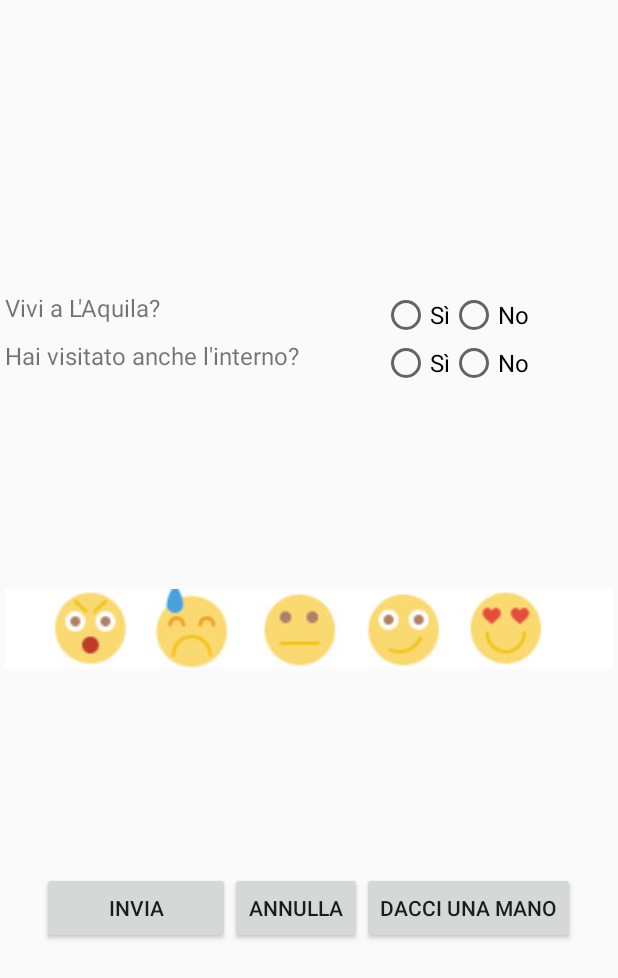
After one commit to lou1306/Hackaton, an Android app: the layout question.xml on its own in the app's theme, with its tools: preview values and no code run, on a phone screen of 412 x 824 dp. The commit adds this screen. Shown: the top 978 px of the screen. Run offline under Robolectric (Android 15) with nearby library versions, the phone set to English and light mode, and no system bars.

Commit message:
New Layout

```diff
--- a/app/src/main/res/layout/activity_main.xml
+++ b/app/src/main/res/layout/activity_main.xml
@@ -1,27 +1,45 @@
 <?xml version="1.0" encoding="utf-8"?>
-<android.support.design.widget.CoordinatorLayout
+<android.support.v4.widget.DrawerLayout
     xmlns:android="http://schemas.android.com/apk/res/android"
     xmlns:app="http://schemas.android.com/apk/res-auto"
     xmlns:tools="http://schemas.android.com/tools"
+    android:id="@+id/drawer_layout"
     android:layout_width="match_parent"
     android:layout_height="match_parent"
     tools:context="com.gssi.cs32.hackaton.MainActivity">
+    <LinearLayout
 
-    <android.support.design.widget.AppBarLayout
-        android:layout_height="wrap_content"
         android:layout_width="match_parent"
-        android:theme="@style/AppTheme.AppBarOverlay">
 
-        <android.support.v7.widget.Toolbar
-            android:id="@+id/toolbar"
-            android:layout_width="match_parent"
-            android:layout_height="?attr/actionBarSize"
-            android:background="?attr/colorPrimary"
-            app:popupTheme="@style/AppTheme.PopupOverlay" />
+        android:layout_height="match_parent"
 
-    </android.support.design.widget.AppBarLayout>
+        android:orientation="vertical">
 
-    <include layout="@layout/content_main"/>
+    <!--<android.support.design.widget.AppBarLayout-->
+        <!--android:layout_height="wrap_content"-->
+        <!--android:layout_width="match_parent"-->
+        <!--android:theme="@style/AppTheme.AppBarOverlay">-->
+
+        <!--<android.support.v7.widget.Toolbar-->
+            <!--android:id="@+id/toolbar"-->
+            <!--android:layout_width="match_parent"-->
+            <!--android:layout_height="?attr/actionBarSize"-->
+            <!--android:background="?attr/colorPrimary"-->
+            <!--app:popupTheme="@style/AppTheme.PopupOverlay" />-->
+
+    <!--</android.support.design.widget.AppBarLayout>-->
+    <include
+
+        layout="@layout/toolbar"
+
+        android:layout_width="match_parent"
+
+        android:layout_height="wrap_content" />
+
+
+        <include layout="@layout/content_main"/>
+
+    </LinearLayout>
 
     <android.support.design.widget.FloatingActionButton
         android:id="@+id/fab"
@@ -31,4 +49,11 @@
         android:layout_margin="@dimen/fab_margin"
         app:srcCompat="@android:drawable/ic_dialog_email" />
 
-</android.support.design.widget.CoordinatorLayout>
+    <android.support.design.widget.NavigationView
+        android:id="@+id/nvView"
+        android:layout_width="wrap_content"
+        android:layout_height="match_parent"
+        android:layout_gravity="start"
+        android:background="@android:color/white"
+        app:menu="@menu/drawer_view" />
+</android.support.v4.widget.DrawerLayout>
--- /dev/null
+++ b/app/src/main/res/layout/question.xml
@@ -0,0 +1,155 @@
+<?xml version="1.0" encoding="utf-8"?>
+<LinearLayout
+    xmlns:android=
+        "http://schemas.android.com/apk/res/android"
+    xmlns:app="http://schemas.android.com/apk/res-auto"
+    xmlns:tools="http://schemas.android.com/tools"
+    android:layout_width=
+        "fill_parent"
+    android:layout_height=
+        "fill_parent"
+    android:padding=
+        "5px"
+    android:gravity=
+        "center"
+    android:orientation=
+        "vertical"
+    android:layout_gravity=
+        "center"
+    >
+    <TableLayout
+        android:layout_width=
+            "fill_parent"
+        android:layout_height=
+            "wrap_content"
+        android:gravity
+            =
+            "center"
+        android:layout_gravity=
+            "top|center_horizontal"
+        android:shrinkColumns=
+            "0"
+        android:stretchColumns=
+            "1"
+        >
+        <TableRow
+            android:layout_width=
+                "fill_parent"
+            android:layout_height=
+                "wrap_content"
+            android:gravity
+                =
+                "fill_horizontal|center_vertical"
+            >
+
+            <TextView
+                android:id="@+id/textView"
+                android:layout_width="fill_parent"
+                android:layout_height="fill_parent"
+                android:text="Vivi a L'Aquila?"
+                android:textSize="16sp" />
+
+            <RadioGroup
+                android:layout_width="wrap_content"
+                android:layout_height="wrap_content"
+                android:layout_gravity="center"
+                android:orientation="horizontal">
+
+                <RadioButton
+                    android:layout_width="wrap_content"
+                    android:layout_height="wrap_content"
+                    android:text="Sì"
+                    android:textSize="16sp" />
+
+                <RadioButton
+                    android:layout_width="wrap_content"
+                    android:layout_height="wrap_content"
+                    android:text="No"
+                    android:textSize="16sp" />
+            </RadioGroup>
+
+        </TableRow>
+        <TableRow
+            android:layout_width=
+                "fill_parent"
+            android:layout_height=
+                "wrap_content"
+            android:gravity
+                =
+                "fill_horizontal|center_vertical"
+            >
+
+            <TextView
+                android:layout_width="fill_parent"
+                android:layout_height="fill_parent"
+                android:text="Hai visitato anche l'interno?"
+                android:textSize="16sp" />
+
+            <RadioGroup
+                android:layout_width="wrap_content"
+                android:layout_height="wrap_content"
+                android:layout_gravity="center"
+                android:orientation="horizontal">
+
+                <RadioButton
+                    android:layout_width="wrap_content"
+                    android:layout_height="wrap_content"
+                    android:text="Sì"
+                    android:textSize="16sp" />
+
+                <RadioButton
+                    android:layout_width="wrap_content"
+                    android:layout_height="wrap_content"
+                    android:text="No"
+                    android:textSize="16sp" />
+            </RadioGroup>
+        </TableRow>
+        <TableRow
+            android:layout_width=
+                "fill_parent"
+            android:layout_height=
+                "wrap_content"
+            android:gravity
+                =
+                "fill_horizontal|center_vertical"
+            >
+
+        </TableRow>
+    </TableLayout>
+
+    <LinearLayout
+        android:layout_width="match_parent"
+        android:layout_height="323dp"
+        android:orientation="horizontal">
+
+        <ImageView
+            android:id="@+id/imageView"
+            android:layout_width="wrap_content"
+            android:layout_height="88dp"
+            android:layout_gravity="center_vertical"
+
+            android:layout_weight="1"
+            app:srcCompat="@drawable/smile" />
+    </LinearLayout>
+
+    <LinearLayout
+        android:layout_width="wrap_content"
+        android:layout_height="wrap_content">
+
+        <Button
+            android:layout_width="125dp"
+            android:layout_height="wrap_content"
+            android:text="Invia" />
+
+        <Button
+            android:layout_width="wrap_content"
+            android:layout_height="wrap_content"
+            android:text="Annulla" />
+
+        <Button
+            android:id="@+id/button"
+            android:layout_width="wrap_content"
+            android:layout_height="wrap_content"
+            android:text="Dacci una mano" />
+    </LinearLayout>
+</LinearLayout>
--- /dev/null
+++ b/app/src/main/res/layout/toolbar.xml
@@ -0,0 +1,14 @@
+<?xml version="1.0" encoding="utf-8"?>
+<android.support.v7.widget.Toolbar
+
+    xmlns:android="http://schemas.android.com/apk/res/android"
+    xmlns:app="http://schemas.android.com/apk/res-auto"
+    android:id="@+id/toolbar"
+    android:layout_height="wrap_content"
+    android:layout_width="match_parent"
+    android:fitsSystemWindows="true"
+    android:minHeight="?attr/actionBarSize"
+    app:theme="@style/ThemeOverlay.AppCompat.Dark.ActionBar"
+    android:background="?attr/colorPrimaryDark">
+
+</android.support.v7.widget.Toolbar>
```
